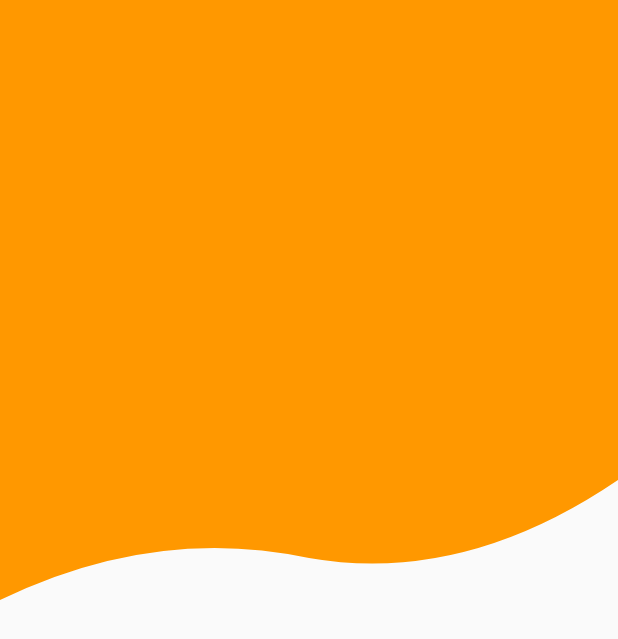
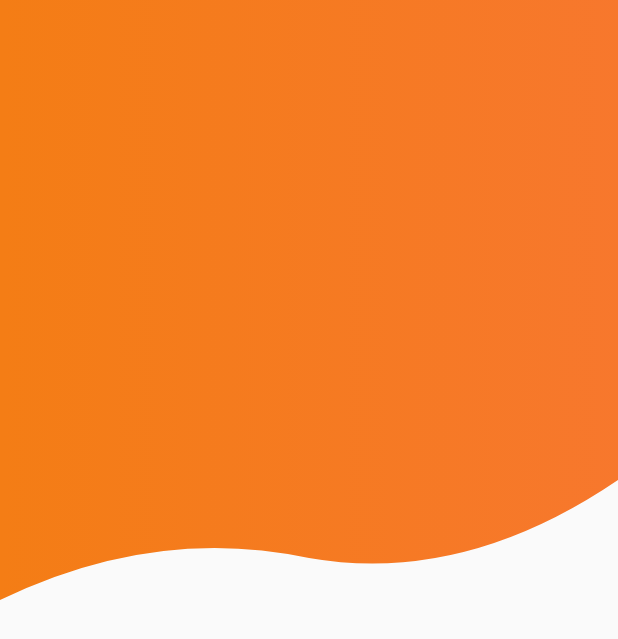
Before and after one commit to MarcioQuimbundo/kiviagem, a Flutter app: the screen it shows after launch, on a phone screen of 412 x 824 dp. Shown: the top 639 px of the screen. Run offline on Flutter 3.47's test engine with Material 2 defaults, Android fonts, the phone set to English and light mode, and no system bars.

Commit message:
gradient added in homeScreenTop

```diff
--- a/lib/main.dart
+++ b/lib/main.dart
@@ -2,10 +2,13 @@ import 'package:flutter/material.dart';
 import 'package:kiviagem/CustomShapeClipper.dart';
 
 void main() => runApp(MaterialApp(
-  title: "Kiviagem Mock Up",
-  debugShowCheckedModeBanner: false,
-  home: HomeScreen(),
-));
+      title: "Kiviagem Mock Up",
+      debugShowCheckedModeBanner: false,
+      home: HomeScreen(),
+    ));
+
+Color firstColor = Color(0xFFF47D15);
+Color secondColor = Color(0xFFEF7772C);
 
 class HomeScreen extends StatelessWidget {
   @override
@@ -34,7 +37,11 @@ class _HomeScreenTopState extends State<HomeScreenTopPart> {
       children: <Widget>[
         ClipPath(
           clipper: CustomShapeClipper(),
-          child: Container(height: 400.0, color: Colors.orange,),
+          child: Container(
+              height: 400.0,
+              decoration: BoxDecoration(
+                  gradient: LinearGradient(colors: [firstColor, secondColor])),
+                  ),
         )
       ],
     );
```
